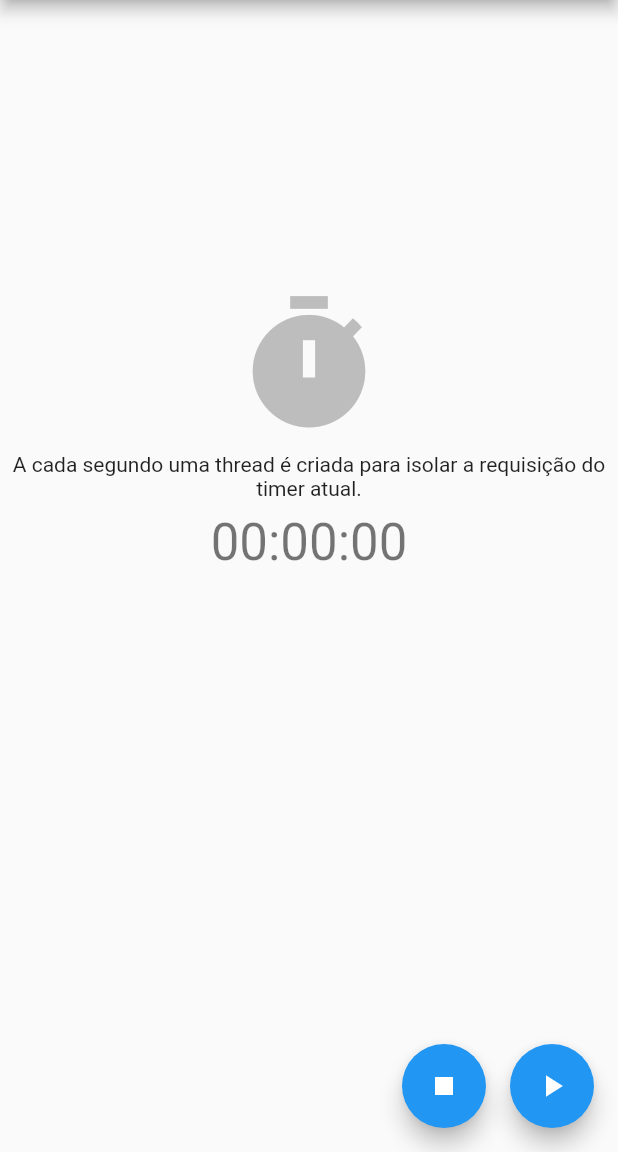
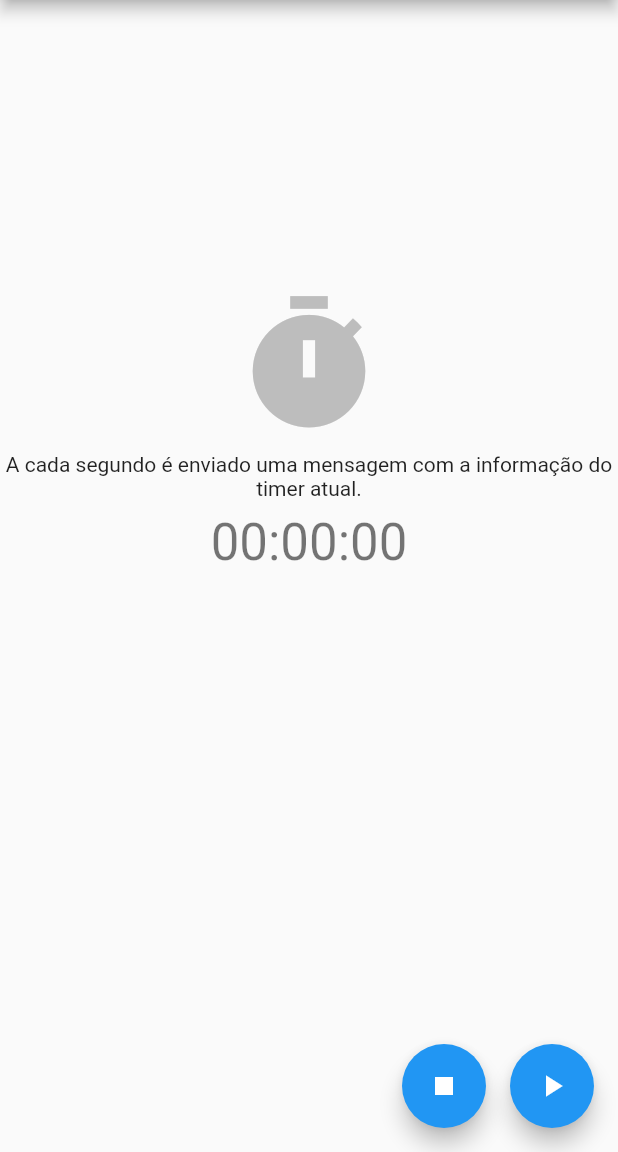
Before and after one commit to Ispx/App-isolate, a Flutter app: the screen it shows after launch, after a tap on the "play arrow" icon, on a phone screen of 412 x 824 dp, the part 84-1236 px from its top. Run offline on Flutter 3.47's test engine with Material 2 defaults, Android fonts, the phone set to English and light mode, and no system bars.

```diff
--- a/lib/isolate_timer.dart
+++ b/lib/isolate_timer.dart
@@ -16,7 +16,9 @@ class IsolateTimer {
   }
 
   static void _timer(SendPort sendPort) {
-    sendPort.send(DateTime.now());
+    Timer.periodic(const Duration(seconds: 1), (e) {
+      sendPort.send(DateTime.now());
+    });
   }
 
   void close() {
--- a/lib/main.dart
+++ b/lib/main.dart
@@ -42,9 +42,7 @@ class _MyHomePageState extends State<MyHomePage> {
   }
 
   void start() {
-    Timer.periodic(const Duration(seconds: 1), (e) {
-      _isolateTimer.createIsolate();
-    });
+    _isolateTimer.createIsolate();
   }
 
   void stop() {
@@ -78,7 +76,7 @@ class _MyHomePageState extends State<MyHomePage> {
               height: 8,
             ),
             const Text(
-              'A cada segundo uma thread é criada para isolar a requisição do timer atual.',
+              'A cada segundo é enviado uma mensagem com a informação do timer atual.',
               textAlign: TextAlign.center,
             ),
             const SizedBox(
```
